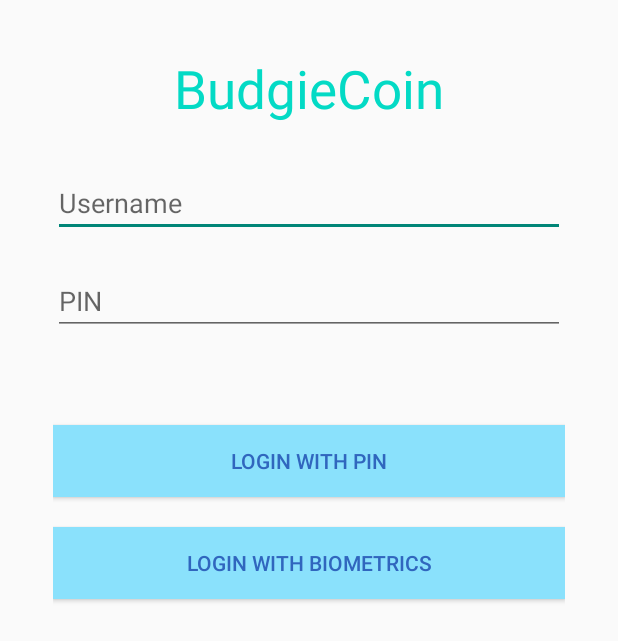
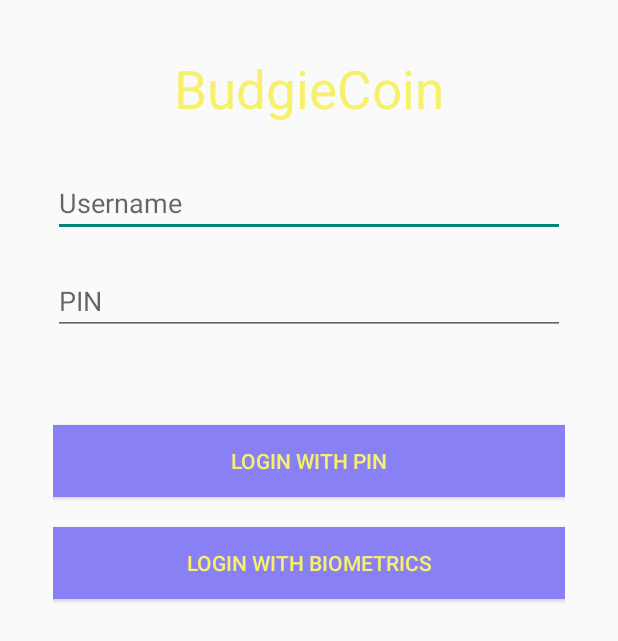
Before and after one commit to MichaelDuToit/SD6501_BudgieCoin_Project, an Android app: the screen it shows after launch (LoginActivity), on a phone screen of 412 x 824 dp. Shown: the top 641 px of the screen. Run offline under Robolectric (Android 15) with nearby library versions, the phone set to English and light mode, and no system bars.

Commit message:
Changed the color scheme a bit

```diff
--- a/app/src/main/java/com/example/sd6501_budgiecoin_project/AddTransactionActivity.java
+++ b/app/src/main/java/com/example/sd6501_budgiecoin_project/AddTransactionActivity.java
@@ -84,7 +84,7 @@ public class AddTransactionActivity extends AppCompatActivity {
 
     // Method to call the TimePickerDialog
     public void showTimePickerDialog(View v){
-        TimePickerDialog timePicker = new TimePickerDialog(this, timeSetCallback, transactionHour, transactionMinute, true);
+        TimePickerDialog timePicker = new TimePickerDialog(this, R.style.CustomDialogTheme, timeSetCallback, transactionHour, transactionMinute, true);
         timePicker.show();
     }
 
--- a/app/src/main/res/layout/activity_add_account.xml
+++ b/app/src/main/res/layout/activity_add_account.xml
@@ -30,6 +30,8 @@
             android:layout_weight="1"
             android:layout_gravity="left"
             android:onClick="createAccount"
+            android:background="@color/budgiePurple"
+            android:textColor="@color/budgieYellow"
             />
 
         <Button
@@ -43,6 +45,8 @@
             android:layout_weight="1"
             android:layout_gravity="right"
             android:onClick="cancelBtn"
+            android:background="@color/budgiePurple"
+            android:textColor="@color/budgieYellow"
             />
     </LinearLayout>
 
--- a/app/src/main/res/layout/activity_login.xml
+++ b/app/src/main/res/layout/activity_login.xml
@@ -4,13 +4,13 @@
     android:layout_width="match_parent"
     android:layout_height="match_parent"
     android:orientation="vertical"
-    android:layout_margin="35dp">
+    android:padding="35dp">
 
     <TextView
         android:layout_width="match_parent"
         android:layout_height="wrap_content"
         android:text="@string/app_name"
-        android:textColor="@color/teal_200"
+        android:textColor="@color/budgieYellow"
         android:textSize="35sp"
         android:gravity="center"
         android:layout_marginBottom="30dp"
@@ -49,8 +49,8 @@
         android:layout_width="match_parent"
         android:text="@string/pinLogin"
         android:layout_marginTop="15dp"
-        android:background="@color/budgieAqua"
-        android:textColor="@color/budgieBlue"
+        android:background="@color/budgiePurple"
+        android:textColor="@color/budgieYellow"
         android:onClick="pinLoginBtn"
         />
 
@@ -60,8 +60,8 @@
         android:layout_height="wrap_content"
         android:text="@string/biometricLogin"
         android:layout_marginTop="20dp"
-        android:background="@color/budgieAqua"
-        android:textColor="@color/budgieBlue"
+        android:background="@color/budgiePurple"
+        android:textColor="@color/budgieYellow"
         android:onClick="biometricLoginBtn"
         />
 
--- a/app/src/main/res/layout/app_bar.xml
+++ b/app/src/main/res/layout/app_bar.xml
@@ -6,7 +6,7 @@
     android:layout_width="match_parent"
     android:layout_height="wrap_content"
     android:theme="@style/Theme.SD6501_BudgieCoin_Project"
-    android:background="@color/budgiePurple"
+    android:background="@color/budgieBlue"
     app:titleTextColor="@color/budgieYellow"
     app:popupTheme="@style/Theme.SD6501_BudgieCoin_Project"
     app:title="@string/app_name"
```
Also changed, not shown: app/src/main/res/layout/activity_add_transaction.xml (+8 -0 lines), app/src/main/res/layout/activity_main.xml (+6 -6 lines).
